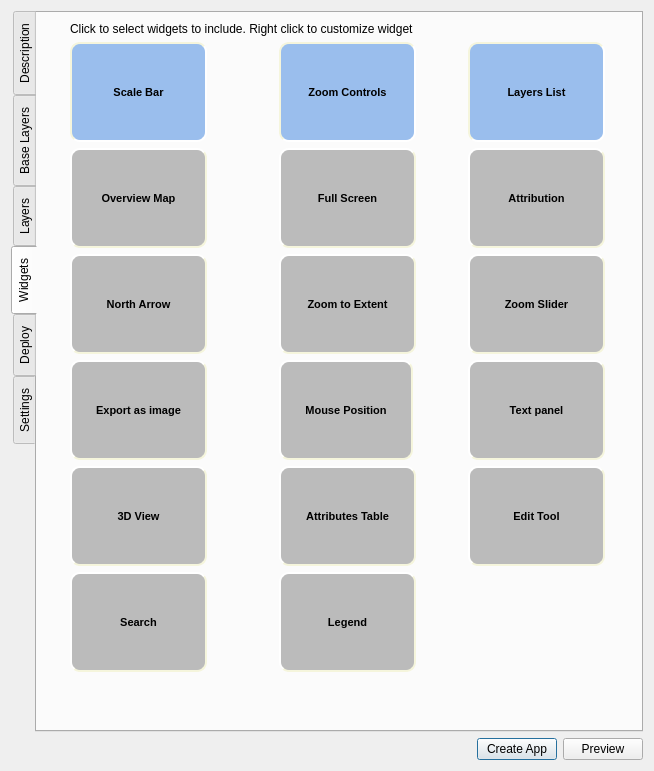
First picture: the form in src/webappbuilder/ui_maindialog.ui, repository planetfederal/qgis-webappbuilder-plugin, before the edit.
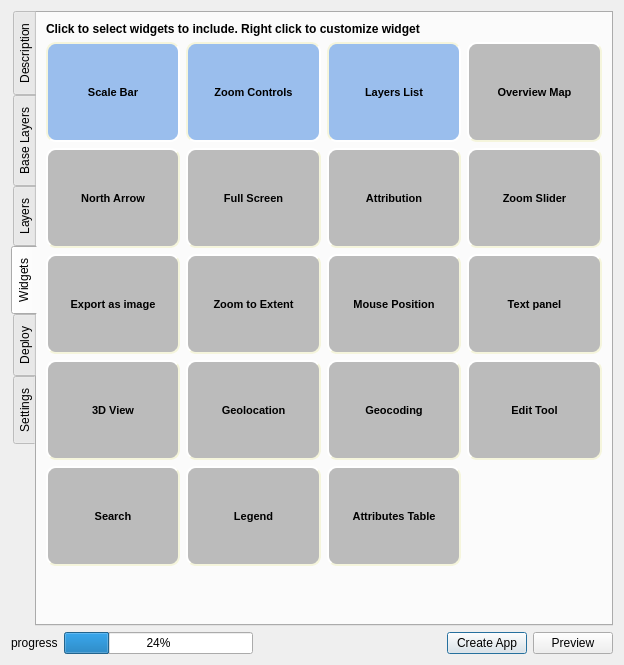
Second picture: the form after the edit. The open tabs and pages were chosen to show the change. Icons and pictures are not drawn.

Patch:
```diff
--- a/src/webappbuilder/ui_maindialog.ui
+++ b/src/webappbuilder/ui_maindialog.ui
@@ -6,8 +6,8 @@
    <rect>
     <x>0</x>
     <y>0</y>
-    <width>654</width>
-    <height>771</height>
+    <width>619</width>
+    <height>665</height>
    </rect>
   </property>
   <property name="windowTitle">
@@ -18,6 +18,9 @@
     <normaloff>:/plugins/qgis2ol/icons/ol.png</normaloff>:/plugins/qgis2ol/icons/ol.png</iconset>
   </property>
   <layout class="QVBoxLayout" name="verticalLayout_2">
+   <property name="spacing">
+    <number>6</number>
+   </property>
    <item>
     <layout class="QVBoxLayout" name="verticalLayout_6">
      <item>
@@ -498,16 +501,9 @@
          <string>Widgets</string>
         </attribute>
         <layout class="QGridLayout" name="gridLayout_3">
-         <item row="0" column="0" colspan="2">
-          <widget class="QLabel" name="label_2">
-           <property name="text">
-            <string>Click to select widgets to include. Right click to customize widget</string>
-           </property>
-           <property name="textFormat">
-            <enum>Qt::RichText</enum>
-           </property>
-          </widget>
-         </item>
+         <property name="spacing">
+          <number>6</number>
+         </property>
          <item row="1" column="0">
           <widget class="QToolButton" name="scaleBarButton">
            <property name="minimumSize">
@@ -557,61 +553,6 @@
            </property>
           </widget>
          </item>
-         <item row="1" column="1">
-          <widget class="QToolButton" name="zoomControlsButton">
-           <property name="minimumSize">
-            <size>
-             <width>134</width>
-             <height>100</height>
-            </size>
-           </property>
-           <property name="styleSheet">
-            <string notr="true">QToolButton {
-     background-color: #bbbbbb;
-     border-style: outset;
-     border-width: 2px;
-     border-radius: 10px;
-     border-color: beige;
-     font: bold 11px;
-     min-width: 100px;
-     max-widht: 100px;
-     padding: 15px;
- }
- QToolButton:checked {
-     background-color: #9ABEED;
-     border-style: inset;
- }</string>
-           </property>
-           <property name="text">
-            <string>Zoom Controls</string>
-           </property>
-           <property name="icon">
-            <iconset resource="resources.qrc">
-             <normaloff>:/plugins/qgis2ol/icons/puzzle.png</normaloff>:/plugins/qgis2ol/icons/puzzle.png</iconset>
-           </property>
-           <property name="iconSize">
-            <size>
-             <width>32</width>
-             <height>32</height>
-            </size>
-           </property>
-           <property name="checkable">
-            <bool>true</bool>
-           </property>
-           <property name="checked">
-            <bool>true</bool>
-           </property>
-           <property name="toolButtonStyle">
-            <enum>Qt::ToolButtonTextUnderIcon</enum>
-           </property>
-           <property name="autoRaise">
-            <bool>false</bool>
-           </property>
-           <property name="arrowType">
-            <enum>Qt::NoArrow</enum>
-           </property>
-          </widget>
-         </item>
          <item row="1" column="2">
           <widget class="QToolButton" name="layersListButton">
            <property name="minimumSize">
@@ -661,52 +602,6 @@
            </property>
           </widget>
          </item>
-         <item row="2" column="0">
-          <widget class="QToolButton" name="overviewButton">
-           <property name="minimumSize">
-            <size>
-             <width>134</width>
-             <height>100</height>
-            </size>
-           </property>
-           <property name="styleSheet">
-            <string notr="true">QToolButton {
-     background-color: #bbbbbb;
-     border-style: outset;
-     border-width: 2px;
-     border-radius: 10px;
-     border-color: beige;
-     font: bold 11px;
-     min-width: 100px;
-     max-widht: 100px;
-     padding: 15px;
- }
- QToolButton:checked {
-     background-color: #9ABEED;
-     border-style: inset;
- }</string>
-           </property>
-           <property name="text">
-            <string>Overview Map</string>
-           </property>
-           <property name="icon">
-            <iconset resource="resources.qrc">
-             <normaloff>:/plugins/qgis2ol/icons/puzzle.png</normaloff>:/plugins/qgis2ol/icons/puzzle.png</iconset>
-           </property>
-           <property name="iconSize">
-            <size>
-             <width>32</width>
-             <height>32</height>
-            </size>
-           </property>
-           <property name="checkable">
-            <bool>true</bool>
-           </property>
-           <property name="toolButtonStyle">
-            <enum>Qt::ToolButtonTextUnderIcon</enum>
-           </property>
-          </widget>
-         </item>
          <item row="2" column="1">
           <widget class="QToolButton" name="fullScreenButton">
            <property name="minimumSize">
@@ -753,8 +648,8 @@
            </property>
           </widget>
          </item>
-         <item row="2" column="2">
-          <widget class="QToolButton" name="attributionButton">
+         <item row="1" column="1">
+          <widget class="QToolButton" name="zoomControlsButton">
            <property name="minimumSize">
             <size>
              <width>134</width>
@@ -779,7 +674,7 @@
  }</string>
            </property>
            <property name="text">
-            <string>Attribution</string>
+            <string>Zoom Controls</string>
            </property>
            <property name="icon">
             <iconset resource="resources.qrc">
@@ -794,12 +689,21 @@
            <property name="checkable">
             <bool>true</bool>
            </property>
+           <property name="checked">
+            <bool>true</bool>
+           </property>
            <property name="toolButtonStyle">
             <enum>Qt::ToolButtonTextUnderIcon</enum>
            </property>
+           <property name="autoRaise">
+            <bool>false</bool>
+           </property>
+           <property name="arrowType">
+            <enum>Qt::NoArrow</enum>
+           </property>
           </widget>
          </item>
-         <item row="3" column="0">
+         <item row="2" column="0">
           <widget class="QToolButton" name="northArrowButton">
            <property name="minimumSize">
             <size>
@@ -845,6 +749,242 @@
            </property>
           </widget>
          </item>
+         <item row="2" column="2">
+          <widget class="QToolButton" name="attributionButton">
+           <property name="minimumSize">
+            <size>
+             <width>134</width>
+             <height>100</height>
+            </size>
+           </property>
+           <property name="styleSheet">
+            <string notr="true">QToolButton {
+     background-color: #bbbbbb;
+     border-style: outset;
+     border-width: 2px;
+     border-radius: 10px;
+     border-color: beige;
+     font: bold 11px;
+     min-width: 100px;
+     max-widht: 100px;
+     padding: 15px;
+ }
+ QToolButton:checked {
+     background-color: #9ABEED;
+     border-style: inset;
+ }</string>
+           </property>
+           <property name="text">
+            <string>Attribution</string>
+           </property>
+           <property name="icon">
+            <iconset resource="resources.qrc">
+             <normaloff>:/plugins/qgis2ol/icons/puzzle.png</normaloff>:/plugins/qgis2ol/icons/puzzle.png</iconset>
+           </property>
+           <property name="iconSize">
+            <size>
+             <width>32</width>
+             <height>32</height>
+            </size>
+           </property>
+           <property name="checkable">
+            <bool>true</bool>
+           </property>
+           <property name="toolButtonStyle">
+            <enum>Qt::ToolButtonTextUnderIcon</enum>
+           </property>
+          </widget>
+         </item>
+         <item row="2" column="3">
+          <widget class="QToolButton" name="zoomSliderButton">
+           <property name="minimumSize">
+            <size>
+             <width>134</width>
+             <height>100</height>
+            </size>
+           </property>
+           <property name="styleSheet">
+            <string notr="true">QToolButton {
+     background-color: #bbbbbb;
+     border-style: outset;
+     border-width: 2px;
+     border-radius: 10px;
+     border-color: beige;
+     font: bold 11px;
+     min-width: 100px;
+     max-widht: 100px;
+     padding: 15px;
+ }
+ QToolButton:checked {
+     background-color: #9ABEED;
+     border-style: inset;
+ }</string>
+           </property>
+           <property name="text">
+            <string>Zoom Slider</string>
+           </property>
+           <property name="icon">
+            <iconset resource="resources.qrc">
+             <normaloff>:/plugins/qgis2ol/icons/puzzle.png</normaloff>:/plugins/qgis2ol/icons/puzzle.png</iconset>
+           </property>
+           <property name="iconSize">
+            <size>
+             <width>32</width>
+             <height>32</height>
+            </size>
+           </property>
+           <property name="checkable">
+            <bool>true</bool>
+           </property>
+           <property name="toolButtonStyle">
+            <enum>Qt::ToolButtonTextUnderIcon</enum>
+           </property>
+          </widget>
+         </item>
+         <item row="4" column="0">
+          <widget class="QToolButton" name="cesiumButton">
+           <property name="minimumSize">
+            <size>
+             <width>134</width>
+             <height>100</height>
+            </size>
+           </property>
+           <property name="styleSheet">
+            <string notr="true">QToolButton {
+     background-color: #bbbbbb;
+     border-style: outset;
+     border-width: 2px;
+     border-radius: 10px;
+     border-color: beige;
+     font: bold 11px;
+     min-width: 100px;
+     max-widht: 100px;
+     padding: 15px;
+ }
+ QToolButton:checked {
+     background-color: #9ABEED;
+     border-style: inset;
+ }</string>
+           </property>
+           <property name="text">
+            <string>3D View</string>
+           </property>
+           <property name="icon">
+            <iconset resource="resources.qrc">
+             <normaloff>:/plugins/qgis2ol/icons/puzzle.png</normaloff>:/plugins/qgis2ol/icons/puzzle.png</iconset>
+           </property>
+           <property name="iconSize">
+            <size>
+             <width>32</width>
+             <height>32</height>
+            </size>
+           </property>
+           <property name="checkable">
+            <bool>true</bool>
+           </property>
+           <property name="toolButtonStyle">
+            <enum>Qt::ToolButtonTextUnderIcon</enum>
+           </property>
+          </widget>
+         </item>
+         <item row="5" column="0">
+          <widget class="QToolButton" name="searchButton">
+           <property name="minimumSize">
+            <size>
+             <width>134</width>
+             <height>100</height>
+            </size>
+           </property>
+           <property name="styleSheet">
+            <string notr="true">QToolButton {
+     background-color: #bbbbbb;
+     border-style: outset;
+     border-width: 2px;
+     border-radius: 10px;
+     border-color: beige;
+     font: bold 11px;
+     min-width: 100px;
+     max-widht: 100px;
+     padding: 15px;
+ }
+ QToolButton:checked {
+     background-color: #9ABEED;
+     border-style: inset;
+ }</string>
+           </property>
+           <property name="text">
+            <string>Search</string>
+           </property>
+           <property name="icon">
+            <iconset resource="resources.qrc">
+             <normaloff>:/plugins/qgis2ol/icons/puzzle.png</normaloff>:/plugins/qgis2ol/icons/puzzle.png</iconset>
+           </property>
+           <property name="iconSize">
+            <size>
+             <width>32</width>
+             <height>32</height>
+            </size>
+           </property>
+           <property name="checkable">
+            <bool>true</bool>
+           </property>
+           <property name="checked">
+            <bool>false</bool>
+           </property>
+           <property name="toolButtonStyle">
+            <enum>Qt::ToolButtonTextUnderIcon</enum>
+           </property>
+          </widget>
+         </item>
+         <item row="3" column="3">
+          <widget class="QToolButton" name="textPanelButton">
+           <property name="minimumSize">
+            <size>
+             <width>134</width>
+             <height>100</height>
+            </size>
+           </property>
+           <property name="styleSheet">
+            <string notr="true">QToolButton {
+     background-color: #bbbbbb;
+     border-style: outset;
+     border-width: 2px;
+     border-radius: 10px;
+     border-color: beige;
+     font: bold 11px;
+     min-width: 100px;
+     max-widht: 100px;
+     padding: 15px;
+ }
+ QToolButton:checked {
+     background-color: #9ABEED;
+     border-style: inset;
+ }</string>
+           </property>
+           <property name="text">
+            <string>Text panel</string>
+           </property>
+           <property name="icon">
+            <iconset resource="resources.qrc">
+             <normaloff>:/plugins/qgis2ol/icons/puzzle.png</normaloff>:/plugins/qgis2ol/icons/puzzle.png</iconset>
+           </property>
+           <property name="iconSize">
+            <size>
+             <width>32</width>
+             <height>32</height>
+            </size>
+           </property>
+           <property name="checkable">
+            <bool>true</bool>
+           </property>
+           <property name="checked">
+            <bool>false</bool>
+           </property>
+           <property name="toolButtonStyle">
+            <enum>Qt::ToolButtonTextUnderIcon</enum>
+           </property>
+          </widget>
+         </item>
          <item row="3" column="1">
           <widget class="QToolButton" name="zoomToExtentButton">
            <property name="minimumSize">
@@ -891,8 +1031,8 @@
            </property>
           </widget>
          </item>
-         <item row="3" column="2">
-          <widget class="QToolButton" name="zoomSliderButton">
+         <item row="4" column="1">
+          <widget class="QToolButton" name="geolocationButton">
            <property name="minimumSize">
             <size>
              <width>134</width>
@@ -917,7 +1057,7 @@
  }</string>
            </property>
            <property name="text">
-            <string>Zoom Slider</string>
+            <string>Geolocation</string>
            </property>
            <property name="icon">
             <iconset resource="resources.qrc">
@@ -937,7 +1077,53 @@
            </property>
           </widget>
          </item>
-         <item row="4" column="0">
+         <item row="4" column="2">
+          <widget class="QToolButton" name="geocodingButton">
+           <property name="minimumSize">
+            <size>
+             <width>134</width>
+             <height>100</height>
+            </size>
+           </property>
+           <property name="styleSheet">
+            <string notr="true">QToolButton {
+     background-color: #bbbbbb;
+     border-style: outset;
+     border-width: 2px;
+     border-radius: 10px;
+     border-color: beige;
+     font: bold 11px;
+     min-width: 100px;
+     max-widht: 100px;
+     padding: 15px;
+ }
+ QToolButton:checked {
+     background-color: #9ABEED;
+     border-style: inset;
+ }</string>
+           </property>
+           <property name="text">
+            <string>Geocoding</string>
+           </property>
+           <property name="icon">
+            <iconset resource="resources.qrc">
+             <normaloff>:/plugins/qgis2ol/icons/puzzle.png</normaloff>:/plugins/qgis2ol/icons/puzzle.png</iconset>
+           </property>
+           <property name="iconSize">
+            <size>
+             <width>32</width>
+             <height>32</height>
+            </size>
+           </property>
+           <property name="checkable">
+            <bool>true</bool>
+           </property>
+           <property name="toolButtonStyle">
+            <enum>Qt::ToolButtonTextUnderIcon</enum>
+           </property>
+          </widget>
+         </item>
+         <item row="3" column="0">
           <widget class="QToolButton" name="exportAsImageButton">
            <property name="minimumSize">
             <size>
@@ -986,7 +1172,7 @@
            </property>
           </widget>
          </item>
-         <item row="4" column="1">
+         <item row="3" column="2">
           <widget class="QToolButton" name="mousePositionButton">
            <property name="minimumSize">
             <size>
@@ -1041,148 +1227,7 @@
            </property>
           </widget>
          </item>
-         <item row="4" column="2">
-          <widget class="QToolButton" name="textPanelButton">
-           <property name="minimumSize">
-            <size>
-             <width>134</width>
-             <height>100</height>
-            </size>
-           </property>
-           <property name="styleSheet">
-            <string notr="true">QToolButton {
-     background-color: #bbbbbb;
-     border-style: outset;
-     border-width: 2px;
-     border-radius: 10px;
-     border-color: beige;
-     font: bold 11px;
-     min-width: 100px;
-     max-widht: 100px;
-     padding: 15px;
- }
- QToolButton:checked {
-     background-color: #9ABEED;
-     border-style: inset;
- }</string>
-           </property>
-           <property name="text">
-            <string>Text panel</string>
-           </property>
-           <property name="icon">
-            <iconset resource="resources.qrc">
-             <normaloff>:/plugins/qgis2ol/icons/puzzle.png</normaloff>:/plugins/qgis2ol/icons/puzzle.png</iconset>
-           </property>
-           <property name="iconSize">
-            <size>
-             <width>32</width>
-             <height>32</height>
-            </size>
-           </property>
-           <property name="checkable">
-            <bool>true</bool>
-           </property>
-           <property name="checked">
-            <bool>false</bool>
-           </property>
-           <property name="toolButtonStyle">
-            <enum>Qt::ToolButtonTextUnderIcon</enum>
-           </property>
-          </widget>
-         </item>
-         <item row="5" column="0">
-          <widget class="QToolButton" name="cesiumButton">
-           <property name="minimumSize">
-            <size>
-             <width>134</width>
-             <height>100</height>
-            </size>
-           </property>
-           <property name="styleSheet">
-            <string notr="true">QToolButton {
-     background-color: #bbbbbb;
-     border-style: outset;
-     border-width: 2px;
-     border-radius: 10px;
-     border-color: beige;
-     font: bold 11px;
-     min-width: 100px;
-     max-widht: 100px;
-     padding: 15px;
- }
- QToolButton:checked {
-     background-color: #9ABEED;
-     border-style: inset;
- }</string>
-           </property>
-           <property name="text">
-            <string>3D View</string>
-           </property>
-           <property name="icon">
-            <iconset resource="resources.qrc">
-             <normaloff>:/plugins/qgis2ol/icons/puzzle.png</normaloff>:/plugins/qgis2ol/icons/puzzle.png</iconset>
-           </property>
-           <property name="iconSize">
-            <size>
-             <width>32</width>
-             <height>32</height>
-            </size>
-           </property>
-           <property name="checkable">
-            <bool>true</bool>
-           </property>
-           <property name="toolButtonStyle">
-            <enum>Qt::ToolButtonTextUnderIcon</enum>
-           </property>
-          </widget>
-         </item>
-         <item row="5" column="1">
-          <widget class="QToolButton" name="attributesTableButton">
-           <property name="minimumSize">
-            <size>
-             <width>134</width>
-             <height>100</height>
-            </size>
-           </property>
-           <property name="styleSheet">
-            <string notr="true">QToolButton {
-     background-color: #bbbbbb;
-     border-style: outset;
-     border-width: 2px;
-     border-radius: 10px;
-     border-color: beige;
-     font: bold 11px;
-     min-width: 100px;
-     max-widht: 100px;
-     padding: 15px;
- }
- QToolButton:checked {
-     background-color: #9ABEED;
-     border-style: inset;
- }</string>
-           </property>
-           <property name="text">
-            <string>Attributes Table</string>
-           </property>
-           <property name="icon">
-            <iconset resource="resources.qrc">
-             <normaloff>:/plugins/qgis2ol/icons/puzzle.png</normaloff>:/plugins/qgis2ol/icons/puzzle.png</iconset>
-           </property>
-           <property name="iconSize">
-            <size>
-             <width>32</width>
-             <height>32</height>
-            </size>
-           </property>
-           <property name="checkable">
-            <bool>true</bool>
-           </property>
-           <property name="toolButtonStyle">
-            <enum>Qt::ToolButtonTextUnderIcon</enum>
-           </property>
-          </widget>
-         </item>
-         <item row="5" column="2">
+         <item row="4" column="3">
           <widget class="QToolButton" name="editToolButton">
            <property name="minimumSize">
             <size>
@@ -1228,8 +1273,8 @@
            </property>
           </widget>
          </item>
-         <item row="6" column="0">
-          <widget class="QToolButton" name="searchButton">
+         <item row="5" column="2">
+          <widget class="QToolButton" name="attributesTableButton">
            <property name="minimumSize">
             <size>
              <width>134</width>
@@ -1254,7 +1299,7 @@
  }</string>
            </property>
            <property name="text">
-            <string>Search</string>
+            <string>Attributes Table</string>
            </property>
            <property name="icon">
             <iconset resource="resources.qrc">
@@ -1269,15 +1314,25 @@
            <property name="checkable">
             <bool>true</bool>
            </property>
-           <property name="checked">
-            <bool>false</bool>
-           </property>
            <property name="toolButtonStyle">
             <enum>Qt::ToolButtonTextUnderIcon</enum>
            </property>
           </widget>
          </item>
          <item row="6" column="1">
+          <spacer name="verticalSpacer_3">
+           <property name="orientation">
+            <enum>Qt::Vertical</enum>
+           </property>
+           <property name="sizeHint" stdset="0">
+            <size>
+             <width>20</width>
+             <height>40</height>
+            </size>
+           </property>
+          </spacer>
+         </item>
+         <item row="5" column="1">
           <widget class="QToolButton" name="legendButton">
            <property name="minimumSize">
             <size>
@@ -1323,18 +1378,61 @@
            </property>
           </widget>
          </item>
-         <item row="7" column="1">
-          <spacer name="verticalSpacer_3">
-           <property name="orientation">
-            <enum>Qt::Vertical</enum>
+         <item row="1" column="3">
+          <widget class="QToolButton" name="overviewButton">
+           <property name="minimumSize">
+            <size>
+             <width>134</width>
+             <height>100</height>
+            </size>
            </property>
-           <property name="sizeHint" stdset="0">
+           <property name="styleSheet">
+            <string notr="true">QToolButton {
+     background-color: #bbbbbb;
+     border-style: outset;
+     border-width: 2px;
+     border-radius: 10px;
+     border-color: beige;
+     font: bold 11px;
+     min-width: 100px;
+     max-widht: 100px;
+     padding: 15px;
+ }
+ QToolButton:checked {
+     background-color: #9ABEED;
+     border-style: inset;
+ }</string>
+           </property>
+           <property name="text">
+            <string>Overview Map</string>
+           </property>
+           <property name="icon">
+            <iconset resource="resources.qrc">
+             <normaloff>:/plugins/qgis2ol/icons/puzzle.png</normaloff>:/plugins/qgis2ol/icons/puzzle.png</iconset>
+           </property>
+           <property name="iconSize">
             <size>
-             <width>20</width>
-             <height>40</height>
+             <width>32</width>
+             <height>32</height>
             </size>
            </property>
-          </spacer>
+           <property name="checkable">
+            <bool>true</bool>
+           </property>
+           <property name="toolButtonStyle">
+            <enum>Qt::ToolButtonTextUnderIcon</enum>
+           </property>
+          </widget>
+         </item>
+         <item row="0" column="0" colspan="4">
+          <widget class="QLabel" name="label_2">
+           <property name="text">
+            <string>&lt;b&gt;Click to select widgets to include. Right click to customize widget&lt;/b&gt;</string>
+           </property>
+           <property name="textFormat">
+            <enum>Qt::RichText</enum>
+           </property>
+          </widget>
          </item>
         </layout>
        </widget>
@@ -1412,7 +1510,7 @@
               <item row="2" column="2">
                <widget class="QLineEdit" name="postgisDatabaseBox">
                 <property name="text">
-                 <string>geogig</string>
+                 <string>database</string>
                 </property>
                </widget>
               </item>
@@ -1578,7 +1676,7 @@
                 <item row="0" column="1">
                  <widget class="QLineEdit" name="filepathBox">
                   <property name="text">
-                   <string>d:\deploy</string>
+                   <string/>
                   </property>
                  </widget>
                 </item>
@@ -1680,6 +1778,20 @@
           <property name="spacing">
            <number>6</number>
           </property>
+          <item>
+           <widget class="QLabel" name="progressLabel">
+            <property name="text">
+             <string>progress</string>
+            </property>
+           </widget>
+          </item>
+          <item>
+           <widget class="QProgressBar" name="progressBar">
+            <property name="value">
+             <number>24</number>
+            </property>
+           </widget>
+          </item>
           <item>
            <spacer name="horizontalSpacer_2">
             <property name="orientation">
```
